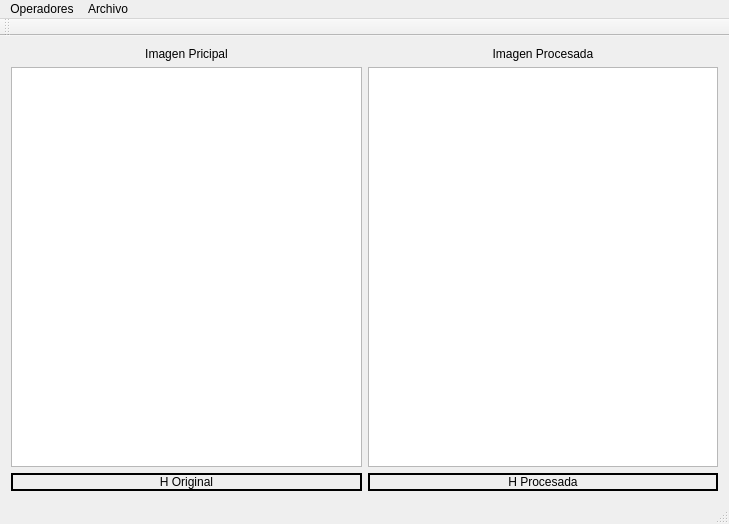
Old version of the form ventanaprincipal.ui in the repository ferVargasB/programa_vision.
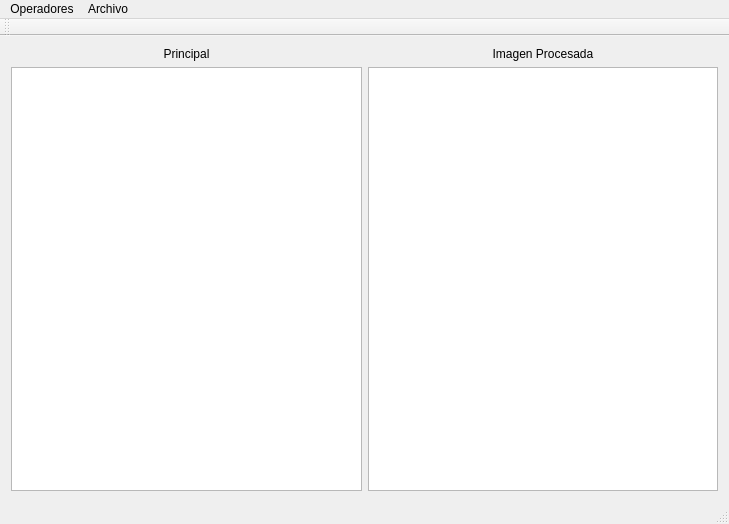
New version of the form.

```diff
--- a/ventanaprincipal.ui
+++ b/ventanaprincipal.ui
@@ -20,7 +20,7 @@
       <item>
        <widget class="QLabel" name="labelImagenPrincipal">
         <property name="text">
-         <string>Imagen Pricipal</string>
+         <string>Principal</string>
         </property>
         <property name="alignment">
          <set>Qt::AlignCenter</set>
@@ -30,19 +30,6 @@
       <item>
        <widget class="QGraphicsView" name="graphicsViewOriginal"/>
       </item>
-      <item>
-       <widget class="QLabel" name="labelHistogranaOriginal">
-        <property name="frameShape">
-         <enum>QFrame::WinPanel</enum>
-        </property>
-        <property name="text">
-         <string>H Original</string>
-        </property>
-        <property name="alignment">
-         <set>Qt::AlignCenter</set>
-        </property>
-       </widget>
-      </item>
      </layout>
     </item>
     <item row="0" column="1">
@@ -60,19 +47,6 @@
       <item>
        <widget class="QGraphicsView" name="graphicsViewProcesada"/>
       </item>
-      <item>
-       <widget class="QLabel" name="labelHistogranaProcesada">
-        <property name="frameShape">
-         <enum>QFrame::WinPanel</enum>
-        </property>
-        <property name="text">
-         <string>H Procesada</string>
-        </property>
-        <property name="alignment">
-         <set>Qt::AlignCenter</set>
-        </property>
-       </widget>
-      </item>
      </layout>
     </item>
    </layout>
```
Left out of the diff: 4 changed lines with no effect on the pictures.
